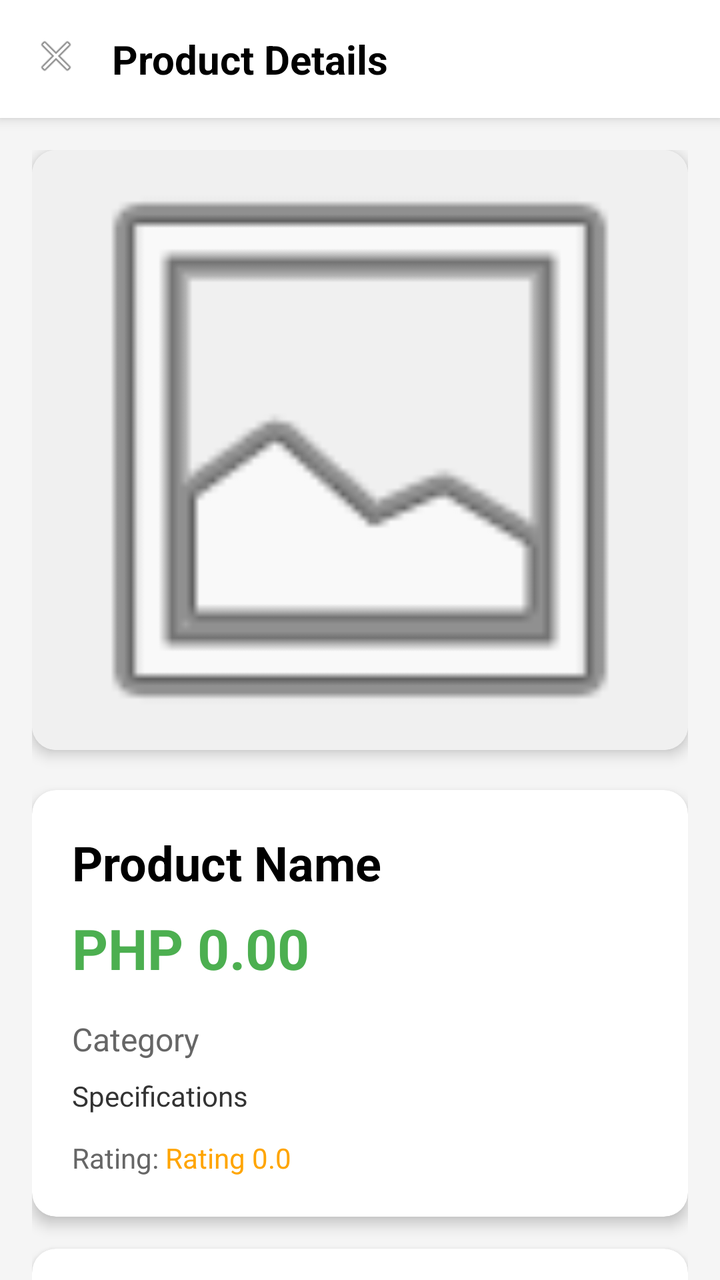
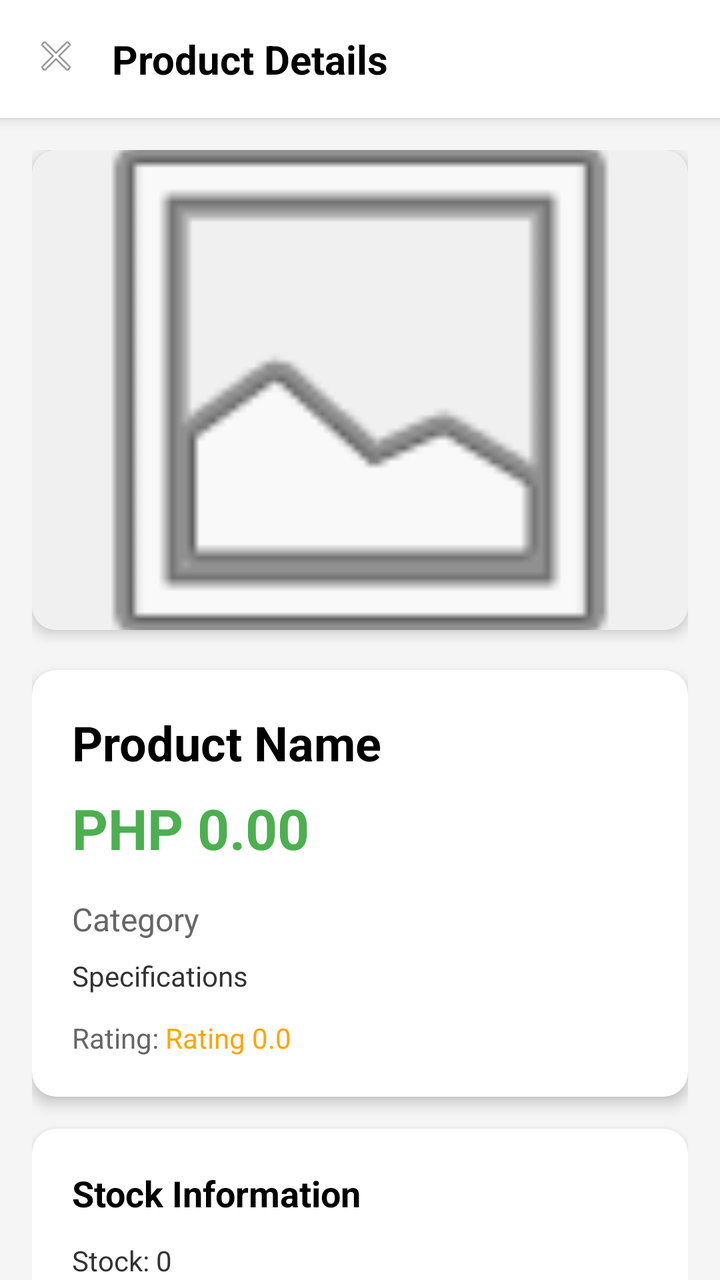

Before-and-after screenshots of an Android layout around one commit, followed by the original layout XML and the change that was made.
<!-- AndroidManifest.xml: application theme Theme.VapeShop -->
<!-- res/layout/fragment_product_detail.xml -->
<?xml version="1.0" encoding="utf-8"?>
<LinearLayout xmlns:android="http://schemas.android.com/apk/res/android"
    xmlns:app="http://schemas.android.com/apk/res-auto"
    android:layout_width="match_parent"
    android:layout_height="match_parent"
    android:orientation="vertical"
    android:background="#F5F5F5">

    <LinearLayout
        android:layout_width="match_parent"
        android:layout_height="wrap_content"
        android:orientation="horizontal"
        android:padding="16dp"
        android:background="#FFFFFF"
        android:elevation="4dp">

        <ImageView
            android:id="@+id/back_button"
            android:layout_width="24dp"
            android:layout_height="24dp"
            android:layout_marginEnd="16dp"
            android:background="?android:attr/selectableItemBackgroundBorderless"
            android:contentDescription="Back"
            android:src="@android:drawable/ic_menu_close_clear_cancel" />

        <TextView
            android:layout_width="0dp"
            android:layout_height="wrap_content"
            android:layout_weight="1"
            android:gravity="center_vertical"
            android:text="Product Details"
            android:textColor="#000000"
            android:textSize="20sp"
            android:textStyle="bold" />
    </LinearLayout>

    <androidx.core.widget.NestedScrollView
        android:layout_width="match_parent"
        android:layout_height="match_parent"
        android:fillViewport="true">

        <LinearLayout
            android:layout_width="match_parent"
            android:layout_height="wrap_content"
            android:orientation="vertical"
            android:padding="16dp">

            <androidx.cardview.widget.CardView
                android:layout_width="match_parent"
                android:layout_height="300dp"
                android:layout_marginBottom="20dp"
                app:cardCornerRadius="12dp"
                app:cardElevation="4dp">

                <ImageView
                    android:id="@+id/product_image"
                    android:layout_width="match_parent"
                    android:layout_height="match_parent"
                    android:background="#F0F0F0"
                    android:scaleType="centerCrop"
                    android:src="@android:drawable/ic_menu_gallery" />
            </androidx.cardview.widget.CardView>

            <androidx.cardview.widget.CardView
                android:layout_width="match_parent"
                android:layout_height="wrap_content"
                android:layout_marginBottom="16dp"
                app:cardCornerRadius="12dp"
                app:cardElevation="4dp">

                <LinearLayout
                    android:layout_width="match_parent"
                    android:layout_height="wrap_content"
                    android:orientation="vertical"
                    android:padding="20dp">

                    <TextView
                        android:id="@+id/product_name"
                        android:layout_width="match_parent"
                        android:layout_height="wrap_content"
                        android:layout_marginBottom="8dp"
                        android:text="Product Name"
                        android:textColor="#000000"
                        android:textSize="24sp"
                        android:textStyle="bold" />

                    <TextView
                        android:id="@+id/product_price"
                        android:layout_width="match_parent"
                        android:layout_height="wrap_content"
                        android:layout_marginBottom="16dp"
                        android:text="PHP 0.00"
                        android:textColor="#4CAF50"
                        android:textSize="28sp"
                        android:textStyle="bold" />

                    <TextView
                        android:id="@+id/product_category"
                        android:layout_width="match_parent"
                        android:layout_height="wrap_content"
                        android:layout_marginBottom="8dp"
                        android:text="Category"
                        android:textColor="#666666"
                        android:textSize="16sp" />

                    <TextView
                        android:id="@+id/product_specs"
                        android:layout_width="match_parent"
                        android:layout_height="wrap_content"
                        android:layout_marginBottom="12dp"
                        android:text="Specifications"
                        android:textColor="#333333"
                        android:textSize="14sp" />

                    <LinearLayout
                        android:layout_width="match_parent"
                        android:layout_height="wrap_content"
                        android:gravity="center_vertical"
                        android:orientation="horizontal">

                        <TextView
                            android:layout_width="wrap_content"
                            android:layout_height="wrap_content"
                            android:text="Rating: "
                            android:textColor="#666666"
                            android:textSize="14sp" />

                        <TextView
                            android:id="@+id/product_rating"
                            android:layout_width="wrap_content"
                            android:layout_height="wrap_content"
                            android:text="Rating 0.0"
                            android:textColor="#FFA500"
                            android:textSize="14sp" />
                    </LinearLayout>
                </LinearLayout>
            </androidx.cardview.widget.CardView>

            <androidx.cardview.widget.CardView
                android:layout_width="match_parent"
                android:layout_height="wrap_content"
                android:layout_marginBottom="16dp"
                app:cardCornerRadius="12dp"
                app:cardElevation="4dp">

                <LinearLayout
                    android:layout_width="match_parent"
                    android:layout_height="wrap_content"
                    android:orientation="vertical"
                    android:padding="20dp">

                    <TextView
                        android:layout_width="match_parent"
                        android:layout_height="wrap_content"
                        android:layout_marginBottom="12dp"
                        android:text="Stock Information"
                        android:textColor="#000000"
                        android:textSize="18sp"
                        android:textStyle="bold" />

                    <TextView
                        android:id="@+id/product_stock"
                        android:layout_width="match_parent"
                        android:layout_height="wrap_content"
                        android:text="Stock: 0"
                        android:textColor="#333333"
                        android:textSize="14sp" />
                </LinearLayout>
            </androidx.cardview.widget.CardView>

            <androidx.cardview.widget.CardView
                android:id="@+id/flavor_card"
                android:layout_width="match_parent"
                android:layout_height="wrap_content"
                android:layout_marginBottom="16dp"
                app:cardCornerRadius="12dp"
                app:cardElevation="4dp">

                <LinearLayout
                    android:layout_width="match_parent"
                    android:layout_height="wrap_content"
                    android:orientation="vertical"
                    android:padding="20dp">

                    <TextView
                        android:layout_width="match_parent"
                        android:layout_height="wrap_content"
                        android:layout_marginBottom="12dp"
                        android:text="Available Flavors"
                        android:textColor="#000000"
                        android:textSize="18sp"
                        android:textStyle="bold" />

                    <TextView
                        android:id="@+id/product_flavors"
                        android:layout_width="match_parent"
                        android:layout_height="wrap_content"
                        android:text="Flavors: 0"
                        android:textColor="#333333"
                        android:textSize="14sp" />
                </LinearLayout>
            </androidx.cardview.widget.CardView>

            <Button
                android:id="@+id/btn_add_to_cart"
                android:layout_width="match_parent"
                android:layout_height="50dp"
                android:layout_marginTop="4dp"
                android:layout_marginBottom="16dp"
                android:background="#22C06A"
                android:backgroundTint="#22C06A"
                android:text="Add to Cart"
                android:textAllCaps="false"
                android:textColor="#FFFFFF"
                android:textSize="16sp"
                android:textStyle="bold" />
        </LinearLayout>
    </androidx.core.widget.NestedScrollView>
</LinearLayout>
<!-- resources referenced by this layout -->
<resources>
  <style name="Theme.VapeShop" parent="Base.Theme.VapeShop" />
  <style name="Base.Theme.VapeShop" parent="Theme.Material3.DayNight.NoActionBar">
          
          
      </style>
</resources>

<!-- the commit's change to res/layout/fragment_product_detail.xml (unified diff, before → after) -->
@@ -47,7 +47,7 @@
 
             <androidx.cardview.widget.CardView
                 android:layout_width="match_parent"
-                android:layout_height="300dp"
+                android:layout_height="240dp"
                 android:layout_marginBottom="20dp"
                 app:cardCornerRadius="12dp"
                 app:cardElevation="4dp">
